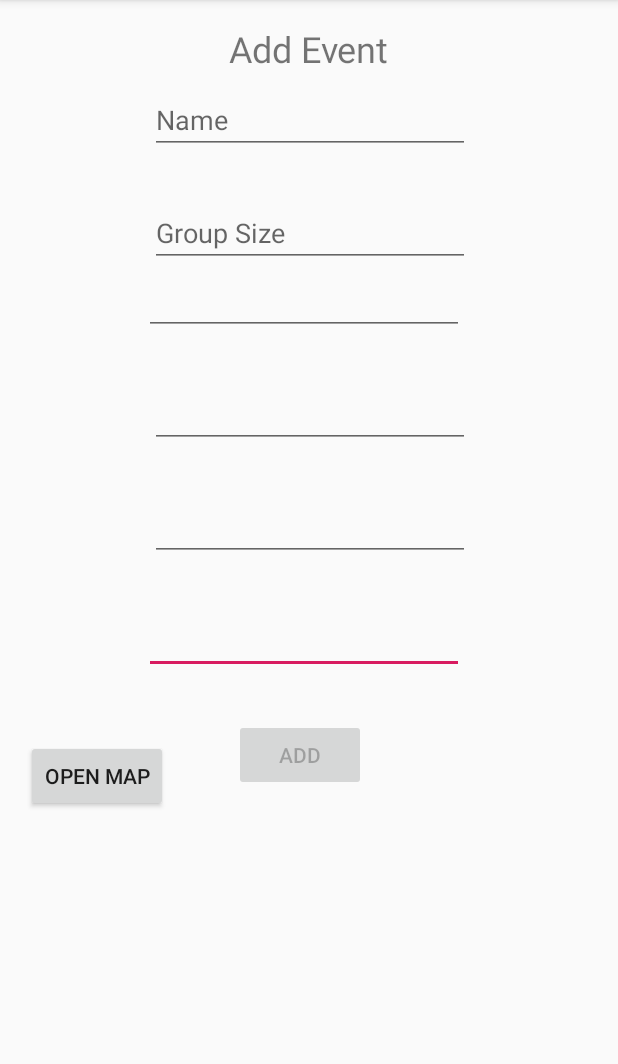
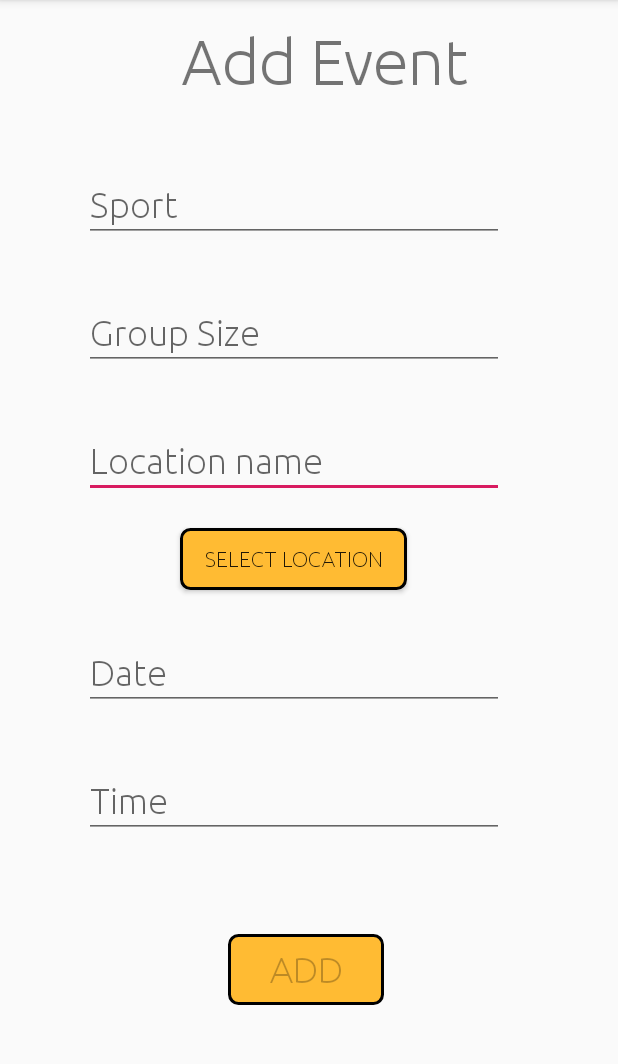
Before and after one commit to rahul0101/Spielen, an Android app: the AddEventActivity screen opened directly, with no data from a screen before it, on a phone screen of 412 x 824 dp, the part 84-1148 px from its top. Run offline under Robolectric (Android 15) with nearby library versions, the phone set to English and light mode, and no system bars; our stand-ins replace Firebase (no records; nobody signed in at launch, a user with empty details on screens opened directly); libraries missing offline, so code that uses them is left out: com.squareup.okhttp.

Commit message:
Update Add Event activity

```diff
--- a/app/src/main/res/drawable/btn_design.xml
+++ b/app/src/main/res/drawable/btn_design.xml
@@ -4,7 +4,7 @@
 
         <shape android:shape="rectangle">
             <solid android:color="@android:color/holo_orange_dark" />
-            <corners android:radius="8dp" />
+            <corners android:radius="10dp" />
             <stroke android:width="2dp" android:color="@android:color/black" />
         </shape>
     </item>
--- a/app/src/main/res/layout/activity_add_event.xml
+++ b/app/src/main/res/layout/activity_add_event.xml
@@ -7,27 +7,34 @@
     tools:context=".AddEventActivity">
 
     <EditText
-        android:id="@+id/editTextLongitude"
+        android:id="@+id/editTextLocation"
         android:layout_width="wrap_content"
         android:layout_height="wrap_content"
-        android:layout_marginStart="96dp"
-        android:layout_marginTop="30dp"
+        android:layout_marginStart="56dp"
+        android:layout_marginTop="36dp"
         android:ems="10"
-        android:inputType="numberDecimal"
+        android:fontFamily="@font/ubuntu_light"
+        android:hint="Location name"
+        android:inputType="textPersonName"
+        android:textSize="24sp"
+        app:layout_constraintEnd_toEndOf="parent"
+        app:layout_constraintHorizontal_bias="0.0"
         app:layout_constraintStart_toStartOf="parent"
-        app:layout_constraintTop_toBottomOf="@+id/editTextLatitude" />
+        app:layout_constraintTop_toBottomOf="@+id/editTextSize" />
 
     <TextView
-        android:id="@+id/textView"
-        android:layout_width="169dp"
-        android:layout_height="33dp"
+        android:id="@+id/textViewAddEvent"
+        android:layout_width="266dp"
+        android:layout_height="64dp"
         android:layout_marginStart="120dp"
         android:layout_marginTop="16dp"
         android:layout_marginEnd="122dp"
+        android:fontFamily="@font/ubuntu_light"
         android:text="Add Event"
         android:textAlignment="center"
-        android:textSize="24sp"
+        android:textSize="42sp"
         app:layout_constraintEnd_toEndOf="parent"
+        app:layout_constraintHorizontal_bias="0.382"
         app:layout_constraintStart_toStartOf="parent"
         app:layout_constraintTop_toTopOf="parent" />
 
@@ -35,23 +42,31 @@
         android:id="@+id/editText"
         android:layout_width="wrap_content"
         android:layout_height="wrap_content"
-        android:layout_marginStart="100dp"
-        android:layout_marginTop="8dp"
+        android:layout_marginStart="56dp"
+        android:layout_marginTop="32dp"
         android:ems="10"
-        android:hint="Name"
+        android:fontFamily="@font/ubuntu_light"
+        android:hint="Sport"
         android:inputType="textPersonName"
+        android:textSize="24sp"
+        app:layout_constraintEnd_toEndOf="parent"
+        app:layout_constraintHorizontal_bias="0.0"
         app:layout_constraintStart_toStartOf="parent"
-        app:layout_constraintTop_toBottomOf="@+id/textView" />
+        app:layout_constraintTop_toBottomOf="@+id/textViewAddEvent" />
 
     <EditText
         android:id="@+id/editTextSize"
         android:layout_width="wrap_content"
         android:layout_height="wrap_content"
-        android:layout_marginStart="100dp"
-        android:layout_marginTop="30dp"
+        android:layout_marginStart="56dp"
+        android:layout_marginTop="36dp"
         android:ems="10"
+        android:fontFamily="@font/ubuntu_light"
         android:hint="Group Size"
         android:inputType="number"
+        android:textSize="24sp"
+        app:layout_constraintEnd_toEndOf="parent"
+        app:layout_constraintHorizontal_bias="0.0"
         app:layout_constraintStart_toStartOf="parent"
         app:layout_constraintTop_toBottomOf="@+id/editText" />
 
@@ -59,56 +74,69 @@
         android:id="@+id/editTextTime"
         android:layout_width="wrap_content"
         android:layout_height="wrap_content"
-        android:layout_marginStart="96dp"
+        android:layout_marginStart="56dp"
+        android:layout_marginTop="36dp"
+        android:editable="false"
         android:ems="10"
+        android:enabled="true"
+        android:focusable="false"
+        android:focusableInTouchMode="false"
+        android:fontFamily="@font/ubuntu_light"
+        android:hint="Time"
         android:inputType="time"
+        android:textSize="24sp"
+        app:layout_constraintEnd_toEndOf="parent"
+        app:layout_constraintHorizontal_bias="0.0"
         app:layout_constraintStart_toStartOf="parent"
-        app:layout_constraintTop_toBottomOf="@+id/editTextSize" />
+        app:layout_constraintTop_toBottomOf="@+id/editTextDate" />
 
     <EditText
         android:id="@+id/editTextDate"
         android:layout_width="wrap_content"
         android:layout_height="wrap_content"
-        android:layout_marginStart="100dp"
-        android:layout_marginTop="30dp"
+        android:layout_marginStart="56dp"
+        android:layout_marginTop="92dp"
         android:ems="10"
+        android:focusable="false"
+        android:focusableInTouchMode="false"
+        android:fontFamily="@font/ubuntu_light"
+        android:hint="Date"
         android:inputType="date"
+        android:textSize="24sp"
+        app:layout_constraintEnd_toEndOf="parent"
+        app:layout_constraintHorizontal_bias="0.0"
+        app:layout_constraintStart_toStartOf="parent"
+        app:layout_constraintTop_toBottomOf="@+id/editTextLocation" />
+
+    <Button
+        android:id="@+id/buttonAdd"
+        android:layout_width="104dp"
+        android:layout_height="47dp"
+        android:layout_marginStart="152dp"
+        android:layout_marginTop="64dp"
+        android:background="@drawable/btn_design"
+        android:enabled="false"
+        android:fontFamily="@font/ubuntu_light"
+        android:text="add"
+        android:textSize="24sp"
+        app:layout_constraintEnd_toEndOf="parent"
+        app:layout_constraintHorizontal_bias="0.0"
         app:layout_constraintStart_toStartOf="parent"
         app:layout_constraintTop_toBottomOf="@+id/editTextTime" />
 
-    <EditText
-        android:id="@+id/editTextLatitude"
-        android:layout_width="wrap_content"
-        android:layout_height="wrap_content"
-        android:layout_marginStart="100dp"
-        android:layout_marginTop="30dp"
-        android:ems="10"
-        android:inputType="numberDecimal"
-        app:layout_constraintStart_toStartOf="parent"
-        app:layout_constraintTop_toBottomOf="@+id/editTextDate" />
-
-    <Button
-        android:id="@+id/buttonAdd"
-        android:layout_width="wrap_content"
-        android:layout_height="wrap_content"
-        android:layout_marginStart="156dp"
-        android:layout_marginTop="30dp"
-        android:enabled="false"
-        android:text="add"
-        app:layout_constraintStart_toStartOf="parent"
-        app:layout_constraintTop_toBottomOf="@+id/editTextLongitude" />
-
     <Button
         android:id="@+id/buttonMapOpen"
-        android:layout_width="wrap_content"
-        android:layout_height="wrap_content"
-        android:layout_marginStart="8dp"
-        android:layout_marginTop="44dp"
-        android:layout_marginEnd="44dp"
-        android:text="Open map"
-        app:layout_constraintEnd_toStartOf="@+id/buttonAdd"
-        app:layout_constraintHorizontal_bias="1.0"
+        android:layout_width="151dp"
+        android:layout_height="41dp"
+        android:layout_marginStart="120dp"
+        android:layout_marginTop="20dp"
+        android:background="@drawable/btn_design"
+        android:fontFamily="@font/ubuntu_light"
+        android:text="Select Location"
+        app:layout_constraintEnd_toEndOf="parent"
+        app:layout_constraintHorizontal_bias="0.0"
         app:layout_constraintStart_toStartOf="parent"
-        app:layout_constraintTop_toBottomOf="@+id/editTextLongitude" />
+        app:layout_constraintTop_toBottomOf="@+id/editTextLocation" />
+
 
 </androidx.constraintlayout.widget.ConstraintLayout>
--- a/app/src/main/res/layout/activity_main.xml
+++ b/app/src/main/res/layout/activity_main.xml
@@ -32,7 +32,7 @@
         app:layout_constraintEnd_toEndOf="parent" />
 
     <TextView
-        android:id="@+id/textView"
+        android:id="@+id/textViewAddEvent"
         android:layout_width="140dp"
         android:layout_height="58dp"
         android:layout_marginTop="40dp"
--- a/app/src/main/res/values/dimens.xml
+++ b/app/src/main/res/values/dimens.xml
@@ -2,7 +2,7 @@
     <!-- Default screen margins, per the Android Design guidelines. -->
     <dimen name="activity_horizontal_margin">30dp</dimen>
     <dimen name="activity_vertical_margin">16dp</dimen>
-    <dimen name="btn_corner_radius">2dp</dimen>
+    <dimen name="btn_corner_radius">6dp</dimen>
     <dimen name="shadowdx">3</dimen>
     <dimen name="shadowdy">3</dimen>
 
```
Also changed, not shown: app/src/main/java/com/example/spielen/AddEventActivity.java (+94 -5 lines), app/src/main/java/com/example/spielen/Event.java (+8 -12 lines), app/src/main/java/com/example/spielen/EventAdapter.java (+9 -2 lines).
